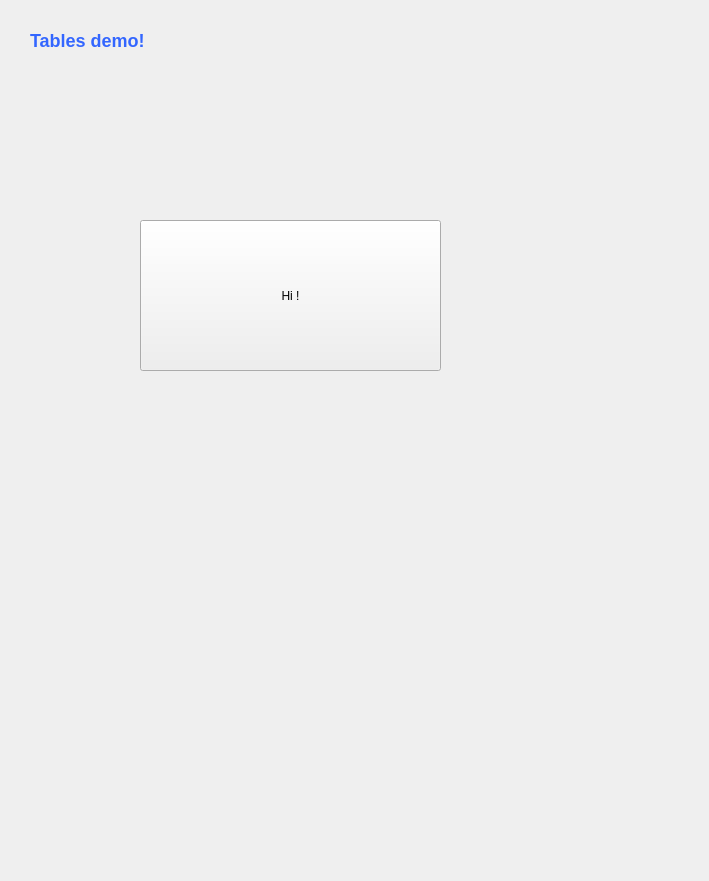
This is rqt_tables_demo/config/rqt_tables_demo.ui in DFKI-NI/mobipick_labs as Qt 5 draws it before an edit. The edited form follows.
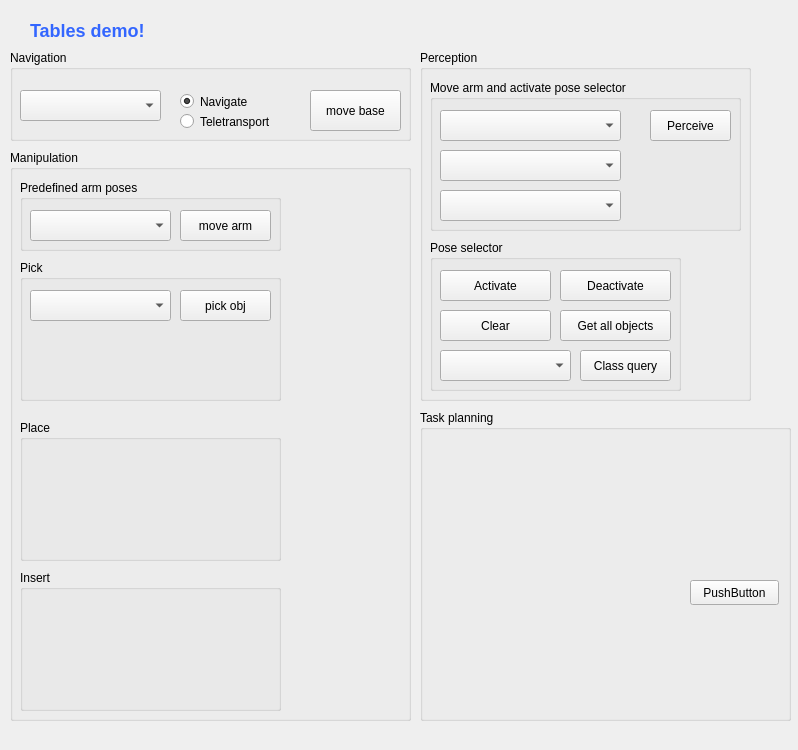
This is the edited form.

Commit message: add navigation (both move base and teletransport in simulation), perception and simple arm go to poses

Diff of the .ui file:
```diff
--- a/rqt_tables_demo/config/rqt_tables_demo.ui
+++ b/rqt_tables_demo/config/rqt_tables_demo.ui
@@ -9,8 +9,8 @@
    <rect>
     <x>0</x>
     <y>0</y>
-    <width>709</width>
-    <height>881</height>
+    <width>798</width>
+    <height>750</height>
    </rect>
   </property>
   <property name="cursor">
@@ -23,7 +23,7 @@
    <property name="geometry">
     <rect>
      <x>30</x>
-     <y>20</y>
+     <y>10</y>
      <width>181</width>
      <height>41</height>
     </rect>
@@ -35,18 +35,364 @@
     <enum>Qt::RichText</enum>
    </property>
   </widget>
-  <widget class="QPushButton" name="cmdHi">
+  <widget class="QGroupBox" name="groupBox">
    <property name="geometry">
     <rect>
-     <x>140</x>
-     <y>220</y>
-     <width>301</width>
-     <height>151</height>
+     <x>10</x>
+     <y>50</y>
+     <width>401</width>
+     <height>91</height>
     </rect>
    </property>
-   <property name="text">
-    <string>Hi !</string>
+   <property name="title">
+    <string>Navigation</string>
    </property>
+   <widget class="QPushButton" name="cmdNavigationGo">
+    <property name="geometry">
+     <rect>
+      <x>300</x>
+      <y>40</y>
+      <width>91</width>
+      <height>41</height>
+     </rect>
+    </property>
+    <property name="text">
+     <string>move base</string>
+    </property>
+   </widget>
+   <widget class="QComboBox" name="comboNavigationWaypoints">
+    <property name="geometry">
+     <rect>
+      <x>10</x>
+      <y>40</y>
+      <width>141</width>
+      <height>31</height>
+     </rect>
+    </property>
+   </widget>
+   <widget class="QRadioButton" name="optNavigationNavigate">
+    <property name="geometry">
+     <rect>
+      <x>170</x>
+      <y>40</y>
+      <width>112</width>
+      <height>23</height>
+     </rect>
+    </property>
+    <property name="text">
+     <string>Navigate</string>
+    </property>
+    <property name="checked">
+     <bool>true</bool>
+    </property>
+   </widget>
+   <widget class="QRadioButton" name="optNavigationTeletransport">
+    <property name="geometry">
+     <rect>
+      <x>170</x>
+      <y>60</y>
+      <width>112</width>
+      <height>23</height>
+     </rect>
+    </property>
+    <property name="text">
+     <string>Teletransport</string>
+    </property>
+   </widget>
+  </widget>
+  <widget class="QGroupBox" name="groupBox_2">
+   <property name="geometry">
+    <rect>
+     <x>420</x>
+     <y>50</y>
+     <width>331</width>
+     <height>351</height>
+    </rect>
+   </property>
+   <property name="title">
+    <string>Perception</string>
+   </property>
+   <widget class="QGroupBox" name="groupMoveAndActivatePS">
+    <property name="geometry">
+     <rect>
+      <x>10</x>
+      <y>30</y>
+      <width>311</width>
+      <height>151</height>
+     </rect>
+    </property>
+    <property name="title">
+     <string>Move arm and activate pose selector</string>
+    </property>
+    <widget class="QComboBox" name="comboPerceptionObs1">
+     <property name="geometry">
+      <rect>
+       <x>10</x>
+       <y>30</y>
+       <width>181</width>
+       <height>31</height>
+      </rect>
+     </property>
+    </widget>
+    <widget class="QComboBox" name="comboPerceptionObs2">
+     <property name="geometry">
+      <rect>
+       <x>10</x>
+       <y>70</y>
+       <width>181</width>
+       <height>31</height>
+      </rect>
+     </property>
+    </widget>
+    <widget class="QComboBox" name="comboPerceptionObs3">
+     <property name="geometry">
+      <rect>
+       <x>10</x>
+       <y>110</y>
+       <width>181</width>
+       <height>31</height>
+      </rect>
+     </property>
+    </widget>
+    <widget class="QPushButton" name="cmdPerceiveObjs">
+     <property name="geometry">
+      <rect>
+       <x>220</x>
+       <y>30</y>
+       <width>81</width>
+       <height>31</height>
+      </rect>
+     </property>
+     <property name="text">
+      <string>Perceive</string>
+     </property>
+    </widget>
+   </widget>
+   <widget class="QGroupBox" name="groupPoseSelector">
+    <property name="geometry">
+     <rect>
+      <x>10</x>
+      <y>190</y>
+      <width>251</width>
+      <height>151</height>
+     </rect>
+    </property>
+    <property name="title">
+     <string>Pose selector</string>
+    </property>
+    <widget class="QPushButton" name="cmdPerceptionPSActivate">
+     <property name="geometry">
+      <rect>
+       <x>10</x>
+       <y>30</y>
+       <width>111</width>
+       <height>31</height>
+      </rect>
+     </property>
+     <property name="text">
+      <string>Activate</string>
+     </property>
+    </widget>
+    <widget class="QPushButton" name="cmdPerceptionPSDeActivate">
+     <property name="geometry">
+      <rect>
+       <x>130</x>
+       <y>30</y>
+       <width>111</width>
+       <height>31</height>
+      </rect>
+     </property>
+     <property name="text">
+      <string>Deactivate</string>
+     </property>
+    </widget>
+    <widget class="QPushButton" name="cmdPerceptionPSClear">
+     <property name="geometry">
+      <rect>
+       <x>10</x>
+       <y>70</y>
+       <width>111</width>
+       <height>31</height>
+      </rect>
+     </property>
+     <property name="text">
+      <string>Clear</string>
+     </property>
+    </widget>
+    <widget class="QPushButton" name="cmdPerceptionPSGetAllObjs">
+     <property name="geometry">
+      <rect>
+       <x>130</x>
+       <y>70</y>
+       <width>111</width>
+       <height>31</height>
+      </rect>
+     </property>
+     <property name="text">
+      <string>Get all objects</string>
+     </property>
+    </widget>
+    <widget class="QPushButton" name="cmdPerceptionPSClassQuery">
+     <property name="geometry">
+      <rect>
+       <x>150</x>
+       <y>110</y>
+       <width>91</width>
+       <height>31</height>
+      </rect>
+     </property>
+     <property name="text">
+      <string>Class query</string>
+     </property>
+    </widget>
+    <widget class="QComboBox" name="comboPerceptionPSClassQuery">
+     <property name="geometry">
+      <rect>
+       <x>10</x>
+       <y>110</y>
+       <width>131</width>
+       <height>31</height>
+      </rect>
+     </property>
+    </widget>
+   </widget>
+  </widget>
+  <widget class="QGroupBox" name="groupBox_3">
+   <property name="geometry">
+    <rect>
+     <x>10</x>
+     <y>150</y>
+     <width>401</width>
+     <height>571</height>
+    </rect>
+   </property>
+   <property name="title">
+    <string>Manipulation</string>
+   </property>
+   <widget class="QGroupBox" name="groupBox_5">
+    <property name="geometry">
+     <rect>
+      <x>10</x>
+      <y>30</y>
+      <width>261</width>
+      <height>71</height>
+     </rect>
+    </property>
+    <property name="title">
+     <string>Predefined arm poses</string>
+    </property>
+    <widget class="QComboBox" name="comboArmPoses">
+     <property name="geometry">
+      <rect>
+       <x>10</x>
+       <y>30</y>
+       <width>141</width>
+       <height>31</height>
+      </rect>
+     </property>
+    </widget>
+    <widget class="QPushButton" name="cmdManipulationGo">
+     <property name="geometry">
+      <rect>
+       <x>160</x>
+       <y>30</y>
+       <width>91</width>
+       <height>31</height>
+      </rect>
+     </property>
+     <property name="text">
+      <string>move arm</string>
+     </property>
+    </widget>
+   </widget>
+   <widget class="QGroupBox" name="groupBox_6">
+    <property name="geometry">
+     <rect>
+      <x>10</x>
+      <y>110</y>
+      <width>261</width>
+      <height>141</height>
+     </rect>
+    </property>
+    <property name="title">
+     <string>Pick</string>
+    </property>
+    <widget class="QComboBox" name="comboArmPoses_2">
+     <property name="geometry">
+      <rect>
+       <x>10</x>
+       <y>30</y>
+       <width>141</width>
+       <height>31</height>
+      </rect>
+     </property>
+    </widget>
+    <widget class="QPushButton" name="cmdManipulationGo_2">
+     <property name="geometry">
+      <rect>
+       <x>160</x>
+       <y>30</y>
+       <width>91</width>
+       <height>31</height>
+      </rect>
+     </property>
+     <property name="text">
+      <string>pick obj</string>
+     </property>
+    </widget>
+   </widget>
+   <widget class="QGroupBox" name="groupBox_7">
+    <property name="geometry">
+     <rect>
+      <x>10</x>
+      <y>270</y>
+      <width>261</width>
+      <height>141</height>
+     </rect>
+    </property>
+    <property name="title">
+     <string>Place</string>
+    </property>
+   </widget>
+   <widget class="QGroupBox" name="groupBox_8">
+    <property name="geometry">
+     <rect>
+      <x>10</x>
+      <y>420</y>
+      <width>261</width>
+      <height>141</height>
+     </rect>
+    </property>
+    <property name="title">
+     <string>Insert</string>
+    </property>
+   </widget>
+  </widget>
+  <widget class="QGroupBox" name="groupBox_4">
+   <property name="geometry">
+    <rect>
+     <x>420</x>
+     <y>410</y>
+     <width>371</width>
+     <height>311</height>
+    </rect>
+   </property>
+   <property name="title">
+    <string>Task planning</string>
+   </property>
+   <widget class="QPushButton" name="pushButton_4">
+    <property name="geometry">
+     <rect>
+      <x>270</x>
+      <y>170</y>
+      <width>89</width>
+      <height>25</height>
+     </rect>
+    </property>
+    <property name="text">
+     <string>PushButton</string>
+    </property>
+   </widget>
   </widget>
  </widget>
  <resources/>
```
Left out of the diff: 2 changed lines with no effect on the pictures. The commit also changes 1 other file.
